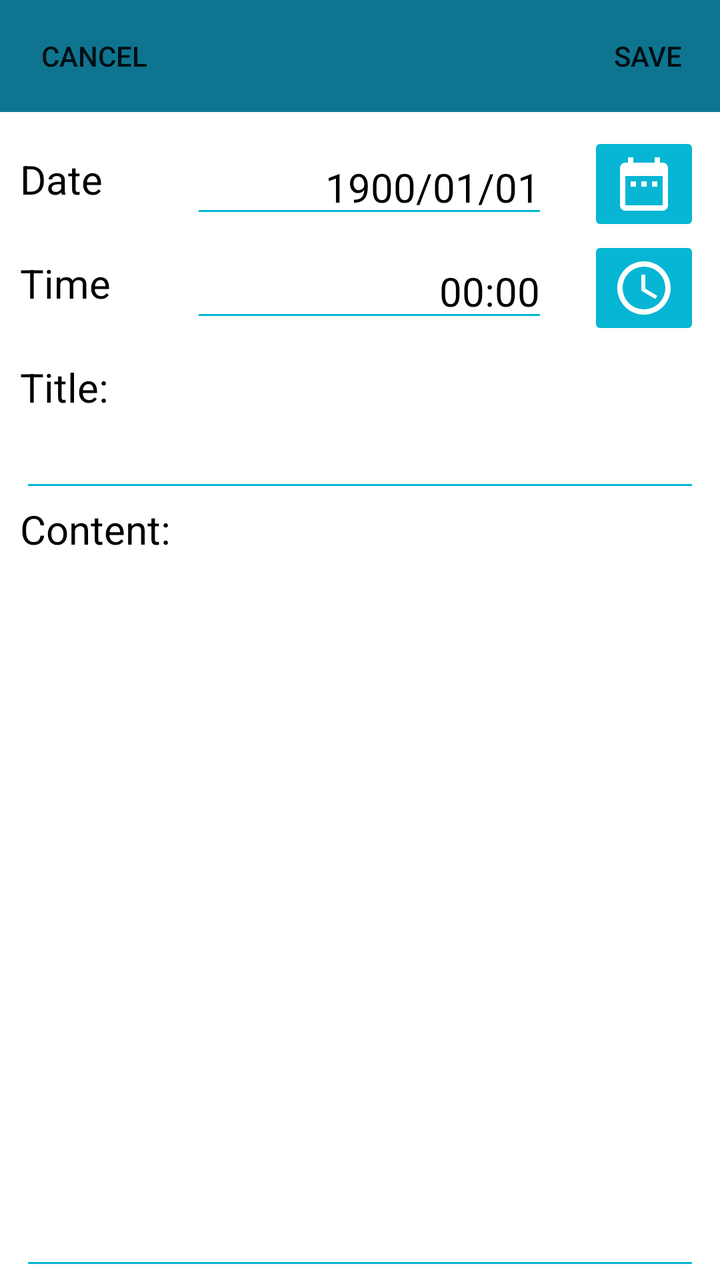
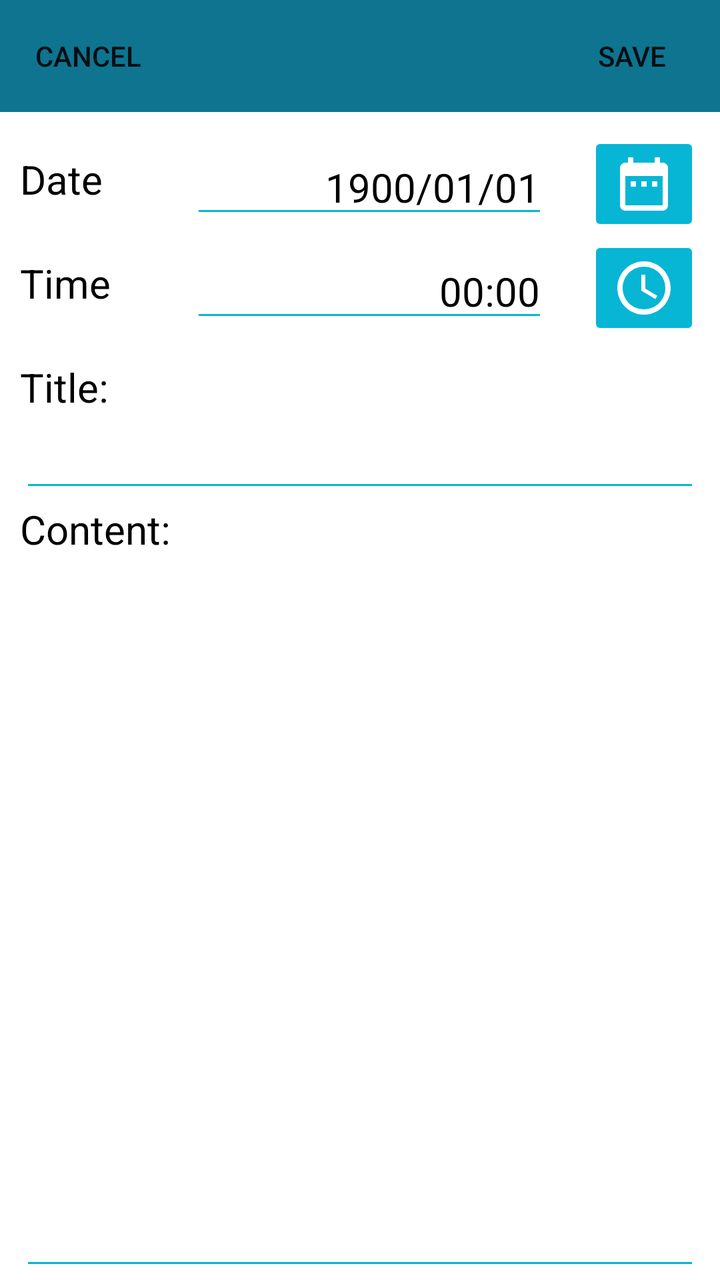

Compare the two renders of this Android layout. The source of the first and the diff that turns it into the second are given below.
<!-- AndroidManifest.xml: application theme Theme.Basic -->
<!-- res/layout/fragment_schedule_editor.xml -->
<?xml version="1.0" encoding="utf-8"?>
<layout xmlns:android="http://schemas.android.com/apk/res/android"
    xmlns:tools="http://schemas.android.com/tools"
    xmlns:app="http://schemas.android.com/apk/res-auto">

    <LinearLayout
        android:layout_width="match_parent"
        android:layout_height="match_parent"
        android:orientation="vertical"
        tools:context=".ui.main.schedule.editor.ScheduleEditorFragment">

        <androidx.constraintlayout.widget.ConstraintLayout
            android:layout_width="match_parent"
            android:layout_height="?attr/actionBarSize"
            android:background="@color/cyan_700">

            <Button
                android:id="@+id/cancel_button"
                android:layout_width="94dp"
                android:layout_height="match_parent"
                android:background="?attr/selectableItemBackground"
                android:gravity="center"
                android:text="CANCEL"
                app:layout_constraintBottom_toBottomOf="parent"
                app:layout_constraintStart_toStartOf="parent"
                app:layout_constraintTop_toTopOf="parent" />

            <Button
                android:id="@+id/save_button"
                android:layout_width="72dp"
                android:layout_height="match_parent"
                android:background="?attr/selectableItemBackground"
                android:gravity="center"
                android:text="SAVE"
                app:layout_constraintBottom_toBottomOf="parent"
                app:layout_constraintEnd_toEndOf="parent"
                app:layout_constraintTop_toTopOf="parent" />

        </androidx.constraintlayout.widget.ConstraintLayout>

        <TableLayout
            android:layout_width="match_parent"
            android:layout_height="wrap_content"
            android:layout_marginHorizontal="10dp"
            android:layout_marginTop="10dp"
            android:stretchColumns="1"
            app:layout_constraintEnd_toEndOf="parent"
            app:layout_constraintStart_toStartOf="parent"
            app:layout_constraintTop_toTopOf="parent">

            <TableRow>

                <RelativeLayout
                    android:layout_width="match_parent"
                    android:layout_height="match_parent"
                    android:paddingVertical="10dp"
                    android:paddingEnd="20dp">

                    <TextView
                        android:layout_width="wrap_content"
                        android:layout_height="wrap_content"
                        android:layout_alignParentStart="true"
                        android:text="Date"
                        android:textColor="@color/black"
                        android:textSize="20dp" />

                </RelativeLayout>

                <RelativeLayout
                    android:layout_width="match_parent"
                    android:layout_height="match_parent"
                    android:paddingHorizontal="20dp">

                    <EditText
                        android:id="@+id/date_box"
                        android:layout_width="match_parent"
                        android:layout_height="wrap_content"
                        android:layout_centerInParent="true"
                        android:backgroundTint="@color/cyan_500"
                        android:enabled="false"
                        android:gravity="right"
                        android:text="1900/01/01"
                        android:textColor="@color/black"
                        android:textSize="20dp" />

                </RelativeLayout>

                <ImageButton
                    android:id="@+id/date_picker_button"
                    android:layout_width="wrap_content"
                    android:layout_height="wrap_content"
                    android:backgroundTint="@color/cyan_500"
                    android:src="@drawable/baseline_date_range_24" />

            </TableRow>

            <TableRow>

                <RelativeLayout
                    android:layout_width="match_parent"
                    android:layout_height="match_parent"
                    android:paddingVertical="10dp"
                    android:paddingEnd="20dp">

                    <TextView
                        android:layout_width="wrap_content"
                        android:layout_height="wrap_content"
                        android:layout_alignParentStart="true"
                        android:text="Time"
                        android:textColor="@color/black"
                        android:textSize="20dp" />

                </RelativeLayout>

                <RelativeLayout
                    android:layout_width="match_parent"
                    android:layout_height="match_parent"
                    android:paddingHorizontal="20dp">

                    <EditText
                        android:id="@+id/time_box"
                        android:layout_width="match_parent"
                        android:layout_height="wrap_content"
                        android:layout_centerInParent="true"
                        android:backgroundTint="@color/cyan_500"
                        android:enabled="false"
                        android:gravity="right"
                        android:text="00:00"
                        android:textColor="@color/black"
                        android:textSize="20dp" />

                </RelativeLayout>

                <ImageButton
                    android:id="@+id/time_picker_button"
                    android:layout_width="wrap_content"
                    android:layout_height="wrap_content"
                    android:backgroundTint="@color/cyan_500"
                    android:src="@drawable/baseline_access_time_24" />

            </TableRow>

        </TableLayout>

        <LinearLayout
            android:layout_width="match_parent"
            android:layout_height="match_parent"
            android:orientation="vertical"
            android:paddingHorizontal="10dp"
            android:paddingTop="10dp">

            <TextView
                android:layout_width="wrap_content"
                android:layout_height="wrap_content"
                android:text="Title:"
                android:textColor="@color/black"
                android:textSize="20dp" />

            <EditText
                android:id="@+id/title"
                android:layout_width="match_parent"
                android:layout_height="wrap_content"
                android:backgroundTint="@color/cyan_500"
                android:maxLines="1"
                android:textColor="@color/black"
                android:textSize="20dp" />

            <TextView
                android:layout_width="wrap_content"
                android:layout_height="wrap_content"
                android:text="Content:"
                android:textColor="@color/black"
                android:textSize="20dp" />

            <EditText
                android:id="@+id/content"
                android:layout_width="match_parent"
                android:layout_height="match_parent"
                android:backgroundTint="@color/cyan_500"
                android:gravity="start|top"
                android:nestedScrollingEnabled="true"
                android:textColor="@color/black"
                android:textSize="20dp" />


        </LinearLayout>


    </LinearLayout>

</layout>
<!-- resources referenced by this layout -->
<resources>
  <color name="black">#FF000000</color>
  <color name="cyan_500">#FF06B6D4</color>
  <color name="cyan_700">#FF0E7490</color>
  <!-- drawable baseline_access_time_24 (drawable) -->
  <vector xmlns:android="http://schemas.android.com/apk/res/android"
      android:width="32dp"
      android:height="32dp"
      android:tint="@color/white"
      android:viewportWidth="24"
      android:viewportHeight="24">
  
      <path
          android:fillColor="@android:color/white"
          android:pathData="M11.99,2C6.47,2 2,6.48 2,12s4.47,10 9.99,10C17.52,22 22,17.52 22,12S17.52,2 11.99,2zM12,20c-4.42,0 -8,-3.58 -8,-8s3.58,-8 8,-8 8,3.58 8,8 -3.58,8 -8,8z" />
  
      <path
          android:fillColor="@android:color/white"
          android:pathData="M12.5,7H11v6l5.25,3.15 0.75,-1.23 -4.5,-2.67z" />
  
  </vector>
  <!-- drawable baseline_date_range_24 (drawable) -->
  <vector xmlns:android="http://schemas.android.com/apk/res/android"
      android:width="32dp"
      android:height="32dp"
      android:tint="@color/white"
      android:viewportWidth="24"
      android:viewportHeight="24">
  
      <path
          android:fillColor="@android:color/white"
          android:pathData="M9,11L7,11v2h2v-2zM13,11h-2v2h2v-2zM17,11h-2v2h2v-2zM19,4h-1L18,2h-2v2L8,4L8,2L6,2v2L5,4c-1.11,0 -1.99,0.9 -1.99,2L3,20c0,1.1 0.89,2 2,2h14c1.1,0 2,-0.9 2,-2L21,6c0,-1.1 -0.9,-2 -2,-2zM19,20L5,20L5,9h14v11z" />
  
  </vector>
  <style name="Theme.Basic" parent="Base.Theme.Basic" />
  <color name="white">#FFFFFFFF</color>
  <style name="Base.Theme.Basic" parent="Theme.MaterialComponents.DayNight.NoActionBar">
          
          
          <item name="colorPrimary">@color/cyan_500</item>
          <item name="colorPrimaryVariant">@color/cyan_700</item>
          <item name="colorOnPrimary">@color/white</item>
          
          <item name="colorSecondary">@color/teal_600</item>
          <item name="colorSecondaryVariant">@color/teal_900</item>
          <item name="colorOnSecondary">@color/black</item>
          
          <item name="android:statusBarColor">?attr/colorPrimaryVariant</item>
          
      </style>
  <color name="teal_600">#FF0D9488</color>
  <color name="teal_900">#FF134E4A</color>
</resources>

<!-- the commit's change to res/layout/fragment_schedule_editor.xml (unified diff, before → after) -->
@@ -1,7 +1,7 @@
 <?xml version="1.0" encoding="utf-8"?>
 <layout xmlns:android="http://schemas.android.com/apk/res/android"
-    xmlns:tools="http://schemas.android.com/tools"
-    xmlns:app="http://schemas.android.com/apk/res-auto">
+    xmlns:app="http://schemas.android.com/apk/res-auto"
+    xmlns:tools="http://schemas.android.com/tools">
 
     <LinearLayout
         android:layout_width="match_parent"
@@ -16,7 +16,7 @@
 
             <Button
                 android:id="@+id/cancel_button"
-                android:layout_width="94dp"
+                android:layout_width="wrap_content"
                 android:layout_height="match_parent"
                 android:background="?attr/selectableItemBackground"
                 android:gravity="center"
@@ -27,7 +27,7 @@
 
             <Button
                 android:id="@+id/save_button"
-                android:layout_width="72dp"
+                android:layout_width="wrap_content"
                 android:layout_height="match_parent"
                 android:background="?attr/selectableItemBackground"
                 android:gravity="center"
